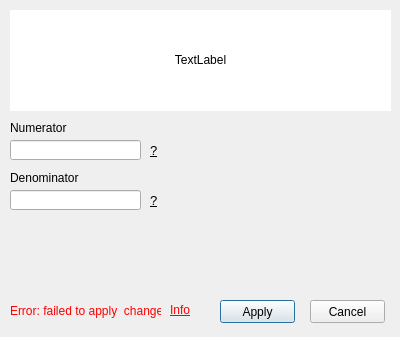
Old version of the form App/Simulator_App/ui/sensor_editor.ui in the repository DanielMontoyaR/Toolbox-de-Simulaci-n-para-An-lisis-de-Se-ales-Mixtas.
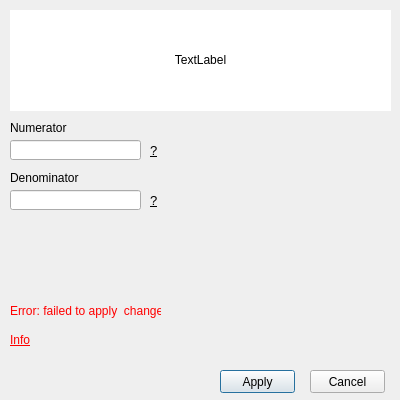
New version of the form.

Commit message: update: Control Editor, Input Editor, Sensor Editor and Plant editor reshape (interfaces are now 400x400)

```diff
--- a/App/Simulator_App/ui/sensor_editor.ui
+++ b/App/Simulator_App/ui/sensor_editor.ui
@@ -7,19 +7,19 @@
     <x>0</x>
     <y>0</y>
     <width>400</width>
-    <height>337</height>
+    <height>400</height>
    </rect>
   </property>
   <property name="minimumSize">
    <size>
     <width>400</width>
-    <height>337</height>
+    <height>400</height>
    </size>
   </property>
   <property name="maximumSize">
    <size>
     <width>400</width>
-    <height>337</height>
+    <height>400</height>
    </size>
   </property>
   <property name="windowTitle">
@@ -29,7 +29,7 @@
    <property name="geometry">
     <rect>
      <x>220</x>
-     <y>300</y>
+     <y>370</y>
      <width>75</width>
      <height>23</height>
     </rect>
@@ -42,7 +42,7 @@
    <property name="geometry">
     <rect>
      <x>310</x>
-     <y>300</y>
+     <y>370</y>
      <width>75</width>
      <height>23</height>
     </rect>
@@ -105,7 +105,7 @@
     <rect>
      <x>150</x>
      <y>140</y>
-     <width>16</width>
+     <width>51</width>
      <height>21</height>
     </rect>
    </property>
@@ -131,7 +131,7 @@
     <rect>
      <x>150</x>
      <y>190</y>
-     <width>16</width>
+     <width>51</width>
      <height>21</height>
     </rect>
    </property>
@@ -158,8 +158,8 @@
   <widget class="QLabel" name="errorLabelInfo">
    <property name="geometry">
     <rect>
-     <x>170</x>
-     <y>300</y>
+     <x>10</x>
+     <y>330</y>
      <width>47</width>
      <height>20</height>
     </rect>
```
The commit also changes 5 other files.
